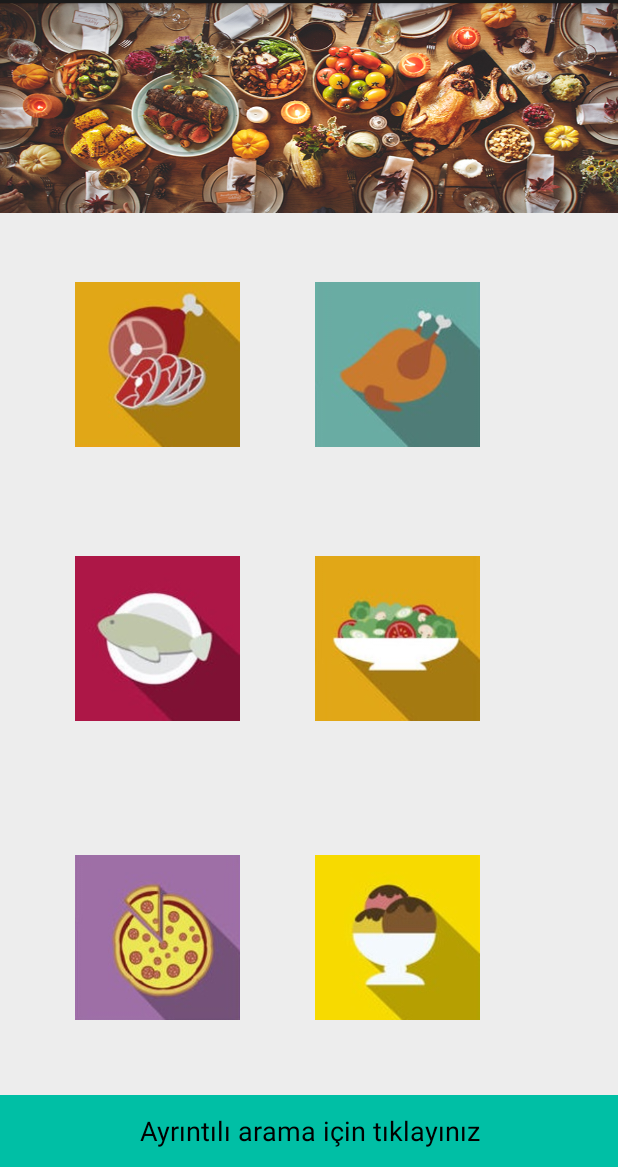
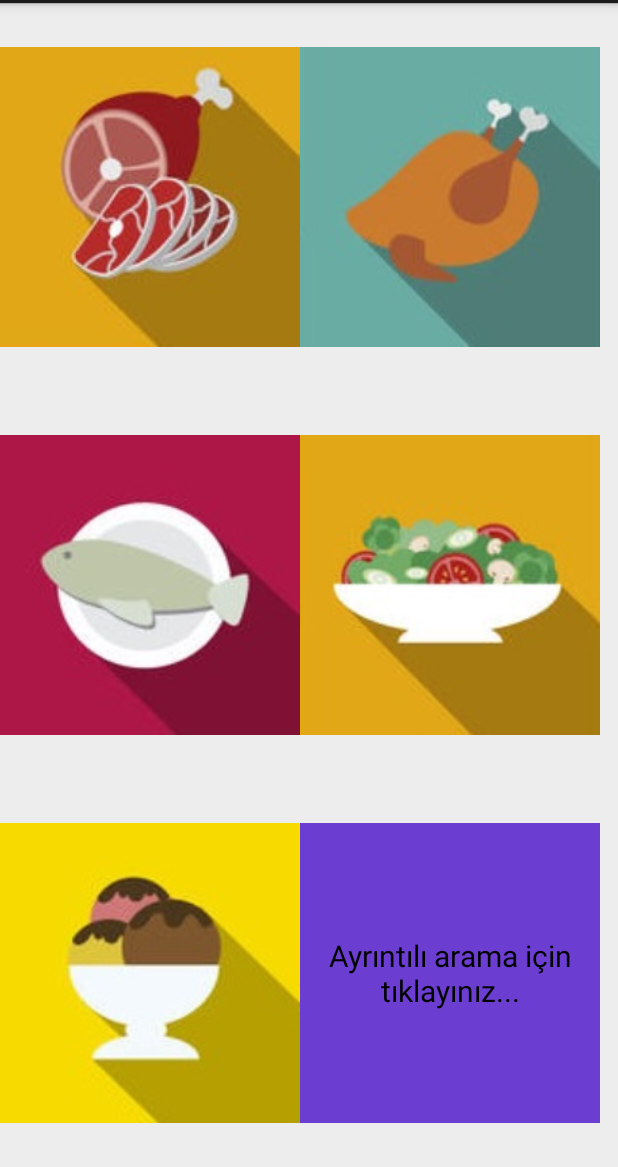
Before and after one commit to berat703/nePisirsem, an Android app: the layout activity_foodlist.xml on its own in the app's theme, with its tools: preview values and no code run, on a phone screen of 412 x 824 dp, the part 69-1236 px from its top. Run offline under Robolectric (Android 15) with nearby library versions, the phone set to English and light mode, and no system bars.

```diff
--- a/app/src/main/AndroidManifest.xml
+++ b/app/src/main/AndroidManifest.xml
@@ -19,7 +19,7 @@
         android:label="@string/app_name"
         android:theme="@style/AppTheme">
         <activity
-            android:name=".view.LoginActivity"
+            android:name=".view.RegisterActivity"
             android:label="@string/app_name">
             <intent-filter>
                 <action android:name="android.intent.action.MAIN" />
--- a/app/src/main/res/layout/activity_foodlist.xml
+++ b/app/src/main/res/layout/activity_foodlist.xml
@@ -9,7 +9,7 @@
     android:orientation="vertical"
     android:layout_width="match_parent"
     android:layout_height="match_parent"
-    android:layout_marginTop="120dp"
+    android:layout_marginTop="0dp"
     android:background="@color/lightGray">
 
     <LinearLayout
@@ -20,18 +20,19 @@
         android:layout_height="0dp">
 
         <Button
-            android:layout_width="110dp"
-            android:layout_height="110dp"
-            android:layout_marginLeft="50dp"
-            android:layout_marginTop="20dp"
+            android:layout_width="200dp"
+            android:layout_height="200dp"
+            android:layout_marginLeft="0dp"
+            android:layout_marginTop="0dp"
+
             android:background="@drawable/et11" />
 
 
         <Button
-            android:layout_width="110dp"
-            android:layout_height="110dp"
-            android:layout_marginLeft="50dp"
-            android:layout_marginTop="20dp"
+            android:layout_width="200dp"
+            android:layout_height="200dp"
+            android:layout_marginLeft="0dp"
+            android:layout_marginTop="0dp"
             android:background="@drawable/tavuk11" />
     </LinearLayout>
 
@@ -43,16 +44,16 @@
         android:orientation="horizontal">
 
         <Button
-            android:layout_width="110dp"
-            android:layout_height="110dp"
-            android:layout_marginLeft="50dp"
+            android:layout_width="200dp"
+            android:layout_height="200dp"
+            android:layout_marginLeft="0dp"
             android:layout_marginTop="0dp"
             android:background="@drawable/balik11" />
 
         <Button
-            android:layout_width="110dp"
-            android:layout_height="110dp"
-            android:layout_marginLeft="50dp"
+            android:layout_width="200dp"
+            android:layout_height="200dp"
+            android:layout_marginLeft="0dp"
             android:layout_marginTop="0dp"
             android:background="@drawable/salata11" />
     </LinearLayout>
@@ -65,32 +66,23 @@
         android:layout_height="0dp">
         <Button
             android:layout_marginTop="0dp"
-            android:layout_marginLeft="50dp"
-            android:layout_marginBottom="3dp"
-            android:background="@drawable/pizza11"
-            android:layout_width="110dp"
-            android:layout_height="110dp" />
+            android:layout_marginLeft="0dp"
+            android:layout_marginBottom="0dp"
+            android:background="@drawable/tatli11"
+            android:layout_width="200dp"
+            android:layout_height="200dp" />
 
         <Button
-            android:layout_width="110dp"
-            android:layout_height="110dp"
-            android:layout_marginBottom="3dp"
-            android:layout_marginLeft="50dp"
+            android:layout_width="200dp"
+            android:layout_height="200dp"
+            android:layout_marginBottom="0dp"
+            android:layout_marginLeft="0dp"
             android:layout_marginTop="0dp"
-            android:background="@drawable/tatli11" />
+            android:background="@color/colorPurple"
+            android:text="Ayrıntılı arama için tıklayınız..."
+            android:textSize="20dp"/>
     </LinearLayout>
 
-<Button
-    android:layout_width="match_parent"
-    android:layout_height="wrap_content"
-    android:text="Ayrıntılı arama için tıklayınız"
-    android:background="@color/colorGreen"/>
 </LinearLayout>
-<ImageView
-    android:layout_width="match_parent"
-    android:layout_height="140dp"
-    android:background="@drawable/yemek11"
-    android:layout_marginBottom="0dp"
-    android:layout_marginTop="0dp"/>
 
 </RelativeLayout>
--- a/app/src/main/res/layout/activity_search.xml
+++ b/app/src/main/res/layout/activity_search.xml
@@ -9,4 +9,5 @@
         android:layout_width="wrap_content"
         android:layout_height="wrap_content"
         android:layout_weight="1" />
+
 </LinearLayout>
--- a/app/src/main/res/values/colors.xml
+++ b/app/src/main/res/values/colors.xml
@@ -4,7 +4,7 @@
     <color name="colorPrimaryDark">#FFA000</color>
     <color name="colorBackgroundWhite">#fcfcfc</color>
     <color name="lightGray">#ededed</color>
-    <color name="colorPurple">#7c4dff</color>
+    <color name="colorPurple">#6c3dd1</color>
     <color name="colorYellow">#ffb300</color>
     <color name="colorPink">#FF4081</color>
     <color name="colorGreen">#00bfa5</color>
```
Also changed, not shown: app/src/main/res/layout/activity_food.xml (+49 -26 lines), app/src/main/res/layout/activity_login.xml (line endings or trailing spaces).
